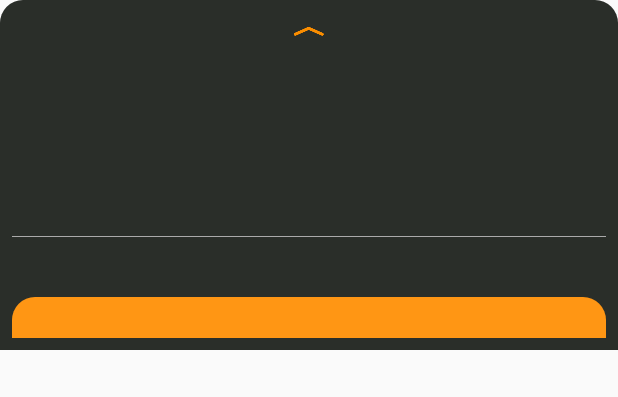
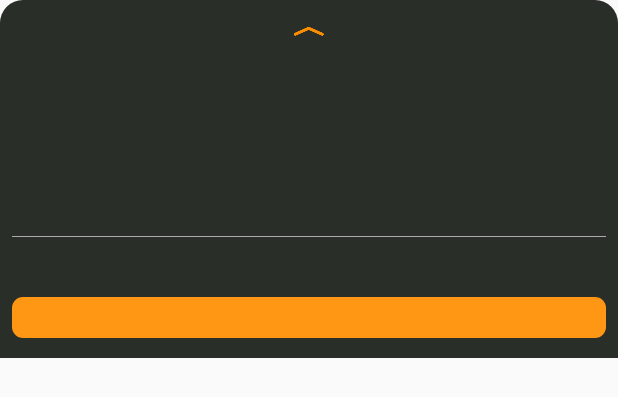
Before and after one commit to KyangGoGo/RecyclingHelper, an Android app: the layout tfe_ic_layout_bottom_sheet.xml on its own in the app's theme, with its tools: preview values and no code run, on a phone screen of 412 x 824 dp. Shown: the top 397 px of the screen. Run offline under Robolectric (Android 15) with nearby library versions, the phone set to English and light mode, and no system bars.

Commit message:
버그 수정

```diff
--- a/app/src/main/res/drawable/additional_explanation.xml
+++ b/app/src/main/res/drawable/additional_explanation.xml
@@ -2,8 +2,7 @@
 <shape xmlns:android="http://schemas.android.com/apk/res/android"
     android:shape="rectangle">
     <corners
-        android:topLeftRadius="@dimen/tfe_bottom_sheet_corner_radius"
-        android:topRightRadius="@dimen/tfe_bottom_sheet_corner_radius" />
+        android:radius="7dp"/>
     <padding android:top="@dimen/tfe_bottom_sheet_top_padding" />
     <solid android:color="#FF9614" />
 </shape>
--- a/app/src/main/res/layout/tfe_ic_layout_bottom_sheet.xml
+++ b/app/src/main/res/layout/tfe_ic_layout_bottom_sheet.xml
@@ -386,8 +386,11 @@
 
     <LinearLayout
         android:layout_width="match_parent"
-        android:layout_height="wrap_content">
+        android:layout_height="wrap_content"
+        android:layout_marginBottom="5dp">
         <TextView
+            android:textColor="#ffffff"
+            android:gravity="center_horizontal"
             android:id="@+id/additional_explanation"
             android:layout_width="match_parent"
             android:layout_height="wrap_content"
```
Also changed, not shown: app/src/main/java/org/tensorflow/lite/examples/classification/customdialog/CustomDialog.java (+1 -6 lines), app/src/main/res/layout/custom_dialog.xml (+4 -3 lines).
